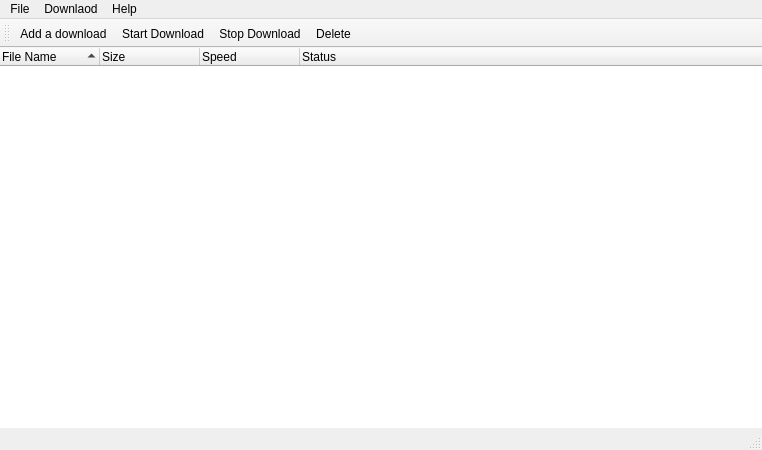
Before: the Qt Designer form Source/downloaderwindow.ui in ARASHz4/Advanced_Downloader, drawn with Qt 5.
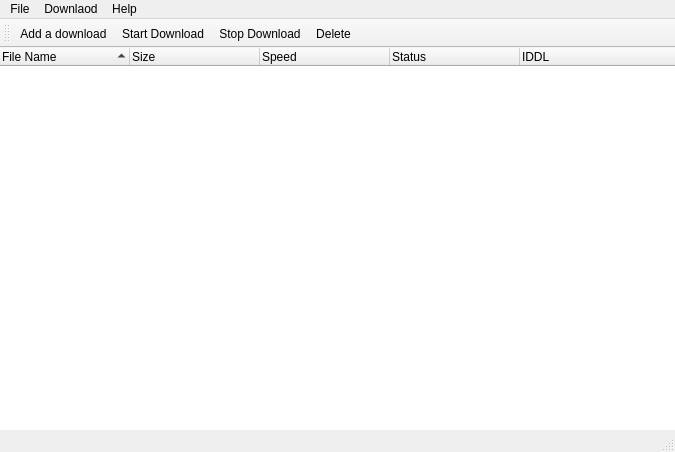
After: the same form once the commit is applied. Icons and pictures are not drawn.

Patch:
```diff
--- a/Source/downloaderwindow.ui
+++ b/Source/downloaderwindow.ui
@@ -6,8 +6,8 @@
    <rect>
     <x>0</x>
     <y>0</y>
-    <width>762</width>
-    <height>450</height>
+    <width>675</width>
+    <height>452</height>
    </rect>
   </property>
   <property name="windowTitle">
@@ -45,6 +45,9 @@
       <property name="sortingEnabled">
        <bool>true</bool>
       </property>
+      <attribute name="headerDefaultSectionSize">
+       <number>130</number>
+      </attribute>
       <column>
        <property name="text">
         <string>File Name</string>
@@ -65,6 +68,17 @@
         <string>Status</string>
        </property>
       </column>
+      <column>
+       <property name="text">
+        <string notr="true">IDDL</string>
+       </property>
+       <property name="toolTip">
+        <string notr="true"/>
+       </property>
+       <property name="statusTip">
+        <string notr="true"/>
+       </property>
+      </column>
      </widget>
     </item>
    </layout>
@@ -74,7 +88,7 @@
     <rect>
      <x>0</x>
      <y>0</y>
-     <width>762</width>
+     <width>675</width>
      <height>21</height>
     </rect>
    </property>
```
Left out of the diff: 15 changed lines with no effect on the pictures.
